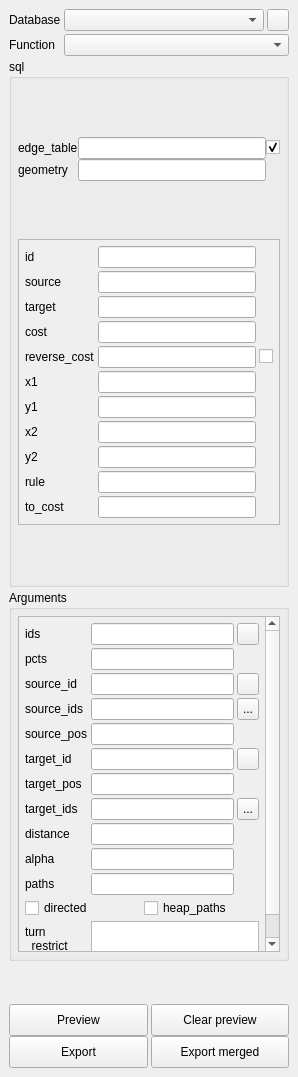
Above: ui_pgRoutingLayer.ui from pgRouting/pgRoutingLayer before the change. Below: the same form after it.
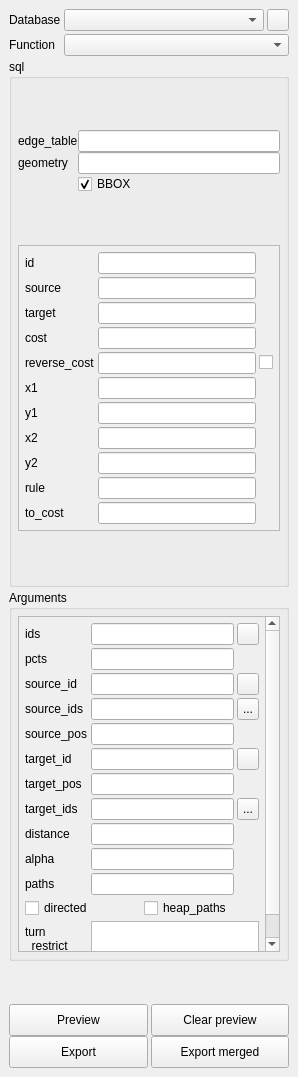
That is the form after the change. Icons and pictures are not drawn.

Diff of the .ui file:
```diff
--- a/ui_pgRoutingLayer.ui
+++ b/ui_pgRoutingLayer.ui
@@ -128,30 +128,20 @@
         <number>6</number>
        </property>
        <item row="0" column="0">
-        <layout class="QGridLayout" name="gridLayoutSqlBase" rowstretch="0,0,0,0" rowminimumheight="0,0,0,0">
+        <layout class="QGridLayout" name="gridLayoutSqlBase" rowstretch="0,0,0" rowminimumheight="0,0,0">
          <property name="sizeConstraint">
           <enum>QLayout::SetFixedSize</enum>
          </property>
          <property name="spacing">
           <number>0</number>
          </property>
-         <item row="0" column="2">
-          <widget class="QCheckBox" name="checkBoxUseBBOX">
-           <property name="toolTip">
-            <string>When ticked, BBOX will be used.</string>
+         <item row="0" column="0">
+          <widget class="QLabel" name="labelTable">
+           <property name="locale">
+            <locale language="English" country="UnitedStates"/>
            </property>
            <property name="text">
-            <string/>
-           </property>
-           <property name="checked">
-            <bool>true</bool>
-           </property>
-          </widget>
-         </item>
-         <item row="1" column="1">
-          <widget class="QLineEdit" name="lineEditGeometry">
-           <property name="toolTip">
-            <string>Name of the geometry column in network table</string>
+            <string>edge_table</string>
            </property>
           </widget>
          </item>
@@ -165,6 +155,13 @@
            </property>
           </widget>
          </item>
+         <item row="1" column="1">
+          <widget class="QLineEdit" name="lineEditGeometry">
+           <property name="toolTip">
+            <string>Name of the geometry column in network table</string>
+           </property>
+          </widget>
+         </item>
          <item row="0" column="1">
           <widget class="QLineEdit" name="lineEditTable">
            <property name="toolTip">
@@ -175,13 +172,16 @@
            </property>
           </widget>
          </item>
-         <item row="0" column="0">
-          <widget class="QLabel" name="labelTable">
-           <property name="locale">
-            <locale language="English" country="UnitedStates"/>
+         <item row="2" column="1">
+          <widget class="QCheckBox" name="checkBoxUseBBOX">
+           <property name="toolTip">
+            <string>When ticked, BBOX will be used.</string>
            </property>
            <property name="text">
-            <string>edge_table</string>
+            <string>BBOX</string>
+           </property>
+           <property name="checked">
+            <bool>true</bool>
            </property>
           </widget>
          </item>
```
